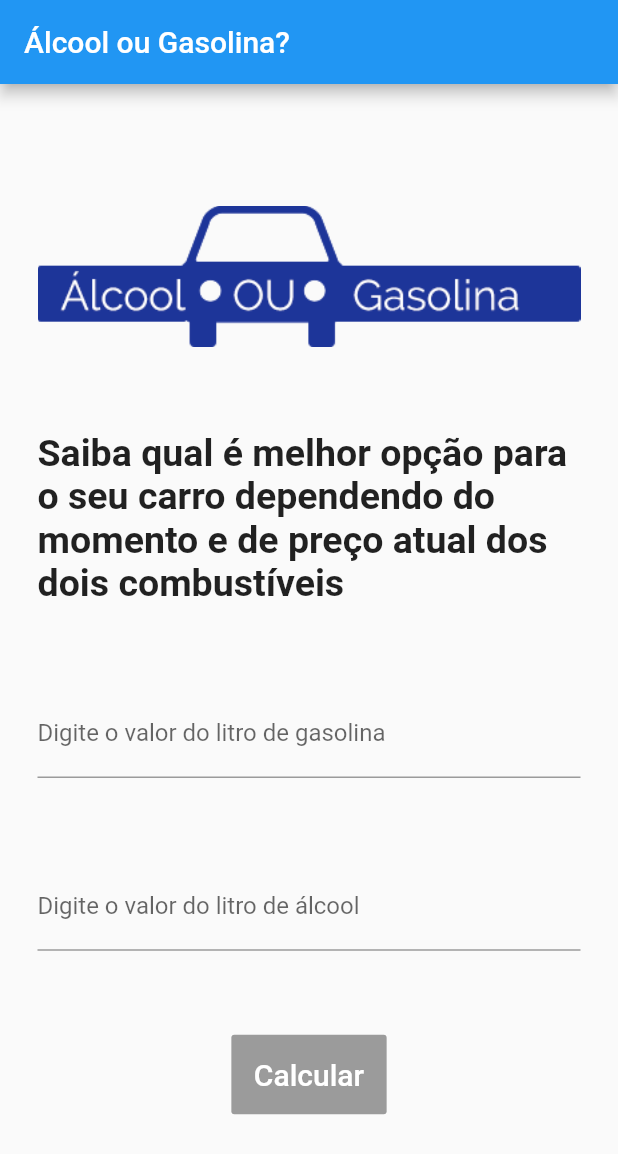
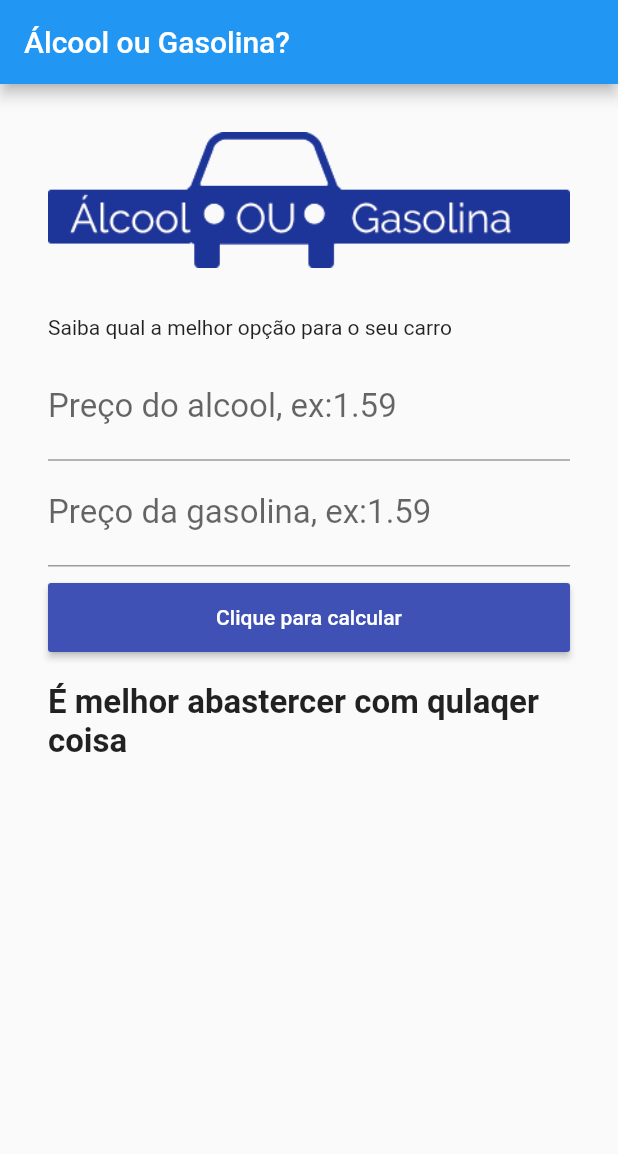
Before and after one commit to Jw-progamer/alcoolOuGasolina, a Flutter app: the screen it shows after launch, on a phone screen of 412 x 824 dp. Shown: the top 1154 px of the screen. Run offline on Flutter 3.47's test engine with Material 2 defaults, Android fonts, the phone set to English and light mode, and no system bars.

Commit message:
Interface concluida

```diff
--- a/lib/combustivel.dart
+++ b/lib/combustivel.dart
@@ -8,40 +8,61 @@ class Combustivel extends StatefulWidget {
 class _CombustivelState extends State<Combustivel> {
   @override
   Widget build(BuildContext context) {
+    TextEditingController _controllerAlcool = TextEditingController();
+    TextEditingController _controllerGasolina = TextEditingController();
+
     return Scaffold(
         appBar: AppBar(title: Text("Álcool ou Gasolina?")),
         body: Container(
-          padding: EdgeInsets.all(25),
+            child: SingleChildScrollView(
+          padding: EdgeInsets.all(32),
           child: Column(
-            mainAxisAlignment: MainAxisAlignment.spaceEvenly,
+            crossAxisAlignment: CrossAxisAlignment.stretch,
             children: <Widget>[
-              Image.asset("images/logo.png"),
-              Text(
-                "Saiba qual é melhor opção para o seu carro dependendo do momento e de preço atual dos dois combustíveis",
-                style: TextStyle(fontSize: 25, fontWeight: FontWeight.bold),
+              Padding(
+                padding: EdgeInsets.only(bottom: 32),
+                child: Image.asset("images/logo.png"),
+              ),
+              Padding(
+                padding: EdgeInsets.only(bottom: 10),
+                child: Text("Saiba qual a melhor opção para o seu carro"),
               ),
               TextField(
                 keyboardType: TextInputType.number,
-                decoration: InputDecoration(
-                  labelText: "Digite o valor do litro de gasolina"
-                ),
+                decoration:
+                    InputDecoration(labelText: "Preço do alcool, ex:1.59"),
+                style: TextStyle(fontSize: 22),
+                controller: _controllerAlcool,
               ),
               TextField(
                 keyboardType: TextInputType.number,
-                decoration: InputDecoration(
-                    labelText: "Digite o valor do litro de álcool"
+                decoration:
+                    InputDecoration(labelText: "Preço da gasolina, ex:1.59"),
+                style: TextStyle(fontSize: 22),
+                controller: _controllerGasolina,
+              ),
+              Padding(
+                padding: EdgeInsets.only(top: 10),
+                child: RaisedButton(
+                  padding: EdgeInsets.all(15),
+                  textColor: Colors.white,
+                  color: Colors.indigo,
+                  onPressed: () {},
+                  child: Text("Clique para calcular"),
                 ),
               ),
-              RaisedButton(
-                  color: Colors.blue,
-                  textColor: Colors.white,
-                  padding: EdgeInsets.all(15),
-                  child: Text(
-                    "Calcular",
-                    style: TextStyle(fontSize: 20),
-                  ))
+              Padding(
+                padding: EdgeInsets.only(top: 20),
+                child: Text(
+                  "É melhor abastercer com qulaqer coisa",
+                  style: TextStyle(
+                    fontSize: 22,
+                    fontWeight: FontWeight.bold,
+                  ),
+                ),
+              )
             ],
           ),
-        ));
+        )));
   }
 }
```
